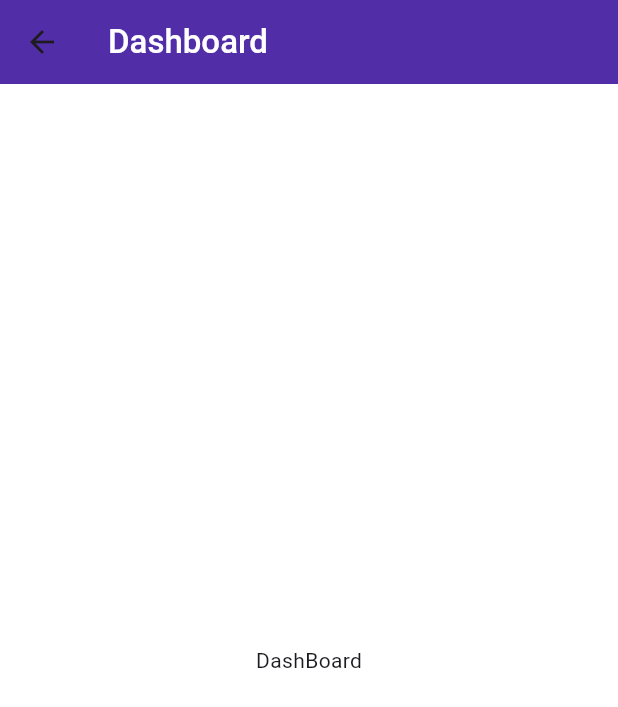
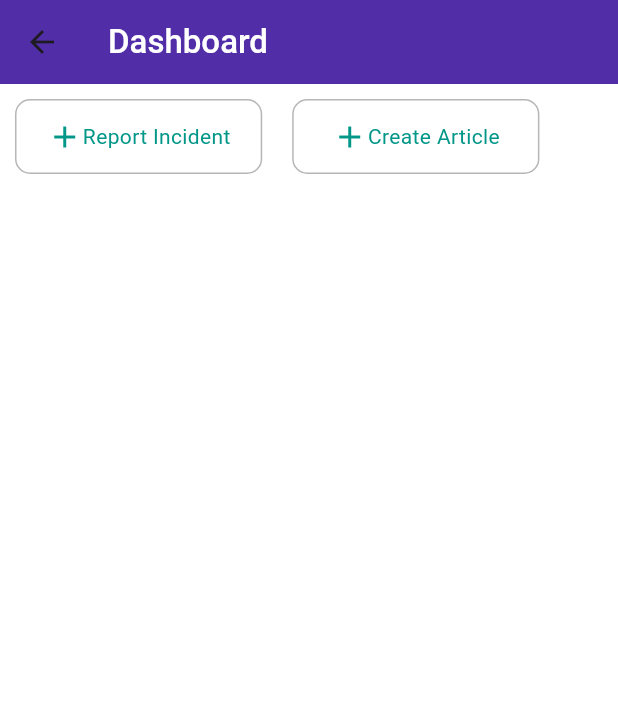
Before and after one commit to Nasiali-Eden/CityWatch, a Flutter app: the OrgDashboard screen opened directly, on a phone screen of 412 x 824 dp. Shown: the top 707 px of the screen. Run offline on Flutter 3.47's test engine with Material 3 defaults, Android fonts, the phone set to English and light mode, and no system bars; our stand-ins replace cloud_firestore, firebase_auth, firebase_core; accounts and stored records are empty.

Commit message:
Teams n Volunteers

```diff
--- a/lib/Organization/Home/Dashboard/org_dashboard.dart
+++ b/lib/Organization/Home/Dashboard/org_dashboard.dart
@@ -1,4 +1,7 @@
 import 'package:flutter/material.dart';
+
+import '../../../Shared/Inputs/post_incident.dart';
+import '../post_article.dart';
 
 class OrgDashboard extends StatefulWidget {
   const OrgDashboard({super.key});
@@ -10,6 +13,8 @@ class OrgDashboard extends StatefulWidget {
 class _OrgDashboardState extends State<OrgDashboard> {
   @override
   Widget build(BuildContext context) {
+    final double deviceWidth = MediaQuery.of(context).size.width;
+
     return Scaffold(
       backgroundColor: Colors.white,
       appBar: PreferredSize(
@@ -40,8 +45,77 @@ class _OrgDashboardState extends State<OrgDashboard> {
           ),
         ),
       ),
-      body: Center(
-        child: Text('DashBoard'),
+      body: Padding(padding: EdgeInsets.all(0.0),
+        child: Column(
+          children: [
+            Row(
+              children: [
+                Container(
+                  margin: EdgeInsets.all(10),
+                  width: 0.40 * deviceWidth,
+                  height: 50,
+                  padding: EdgeInsets.all(10),
+                  decoration: BoxDecoration(
+                      borderRadius: BorderRadius.circular(10),
+                      border: Border.all(
+                        color: Color.fromRGBO(182, 182, 182, 1.0),
+                      )),
+                  child: GestureDetector(
+                    child: Row(
+                      mainAxisAlignment: MainAxisAlignment.center,
+                      children: [
+                        Icon(
+                          Icons.add,
+                          color: Colors.teal,
+                        ),
+                        Text(
+                          'Report Incident',
+                          style: TextStyle(color: Colors.teal),
+                        )
+                      ],
+                    ),
+                    onTap: (){
+                      Navigator.push(
+                        context, MaterialPageRoute(builder: (context) => PostIncident()),
+                      );
+                    },
+                  ),
+                ),
+                Container(
+                  margin: EdgeInsets.all(10),
+                  width: 0.40 * deviceWidth,
+                  height: 50,
+                  padding: EdgeInsets.all(10),
+                  decoration: BoxDecoration(
+                      borderRadius: BorderRadius.circular(10),
+                      border: Border.all(
+                        color: Color.fromRGBO(182, 182, 182, 1.0),
+                      )),
+                  child: GestureDetector(
+                    child: Row(
+                      mainAxisAlignment: MainAxisAlignment.center,
+                      children: [
+                        Icon(
+                          Icons.add,
+                          color: Colors.teal,
+                        ),
+                        Text(
+                          'Create Article',
+                          style: TextStyle(color: Colors.teal),
+                        )
+                      ],
+                    ),
+                    onTap: (){
+                      Navigator.push(
+                        context, MaterialPageRoute(builder: (context) => PostArticle()),
+                      );
+                    },
+                  ),
+                ),
+              ],
+            ),
+          ],
+        ),
       ),
     );
   }
--- a/lib/Organization/Home/OurTeam/org_team.dart
+++ b/lib/Organization/Home/OurTeam/org_team.dart
@@ -1,4 +1,7 @@
+import 'package:citywatch/Organization/Home/post_article.dart';
 import 'package:flutter/material.dart';
+
+import '../../../Shared/Inputs/post_incident.dart';
 
 class OrgTeam extends StatefulWidget {
   const OrgTeam({super.key});
@@ -8,8 +11,11 @@ class OrgTeam extends StatefulWidget {
 }
 
 class _OrgTeamState extends State<OrgTeam> {
+
   @override
   Widget build(BuildContext context) {
+    final double deviceWidth = MediaQuery.of(context).size.width;
+
     return Scaffold(
       backgroundColor: Colors.white,
       appBar: PreferredSize(
@@ -40,9 +46,7 @@ class _OrgTeamState extends State<OrgTeam> {
           ),
         ),
       ),
-      body: Center(
-        child: Text('My Team'),
-      ),
+
     );
   }
 
```
